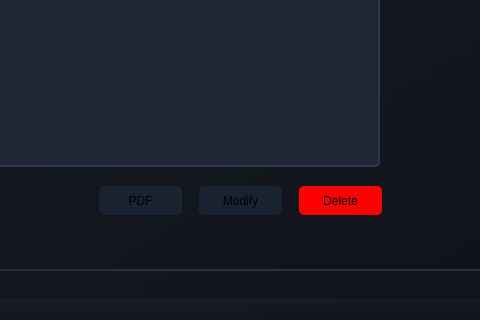
This is MatchQ/mainwindow.ui in Azer-khadhraoui/ALDAWRY-FOOTBALL as Qt 5 draws it before an edit; both pictures show x 573 to 1053 and y 480 to 800 of the 1200 by 800 pixel window. The edited form follows.
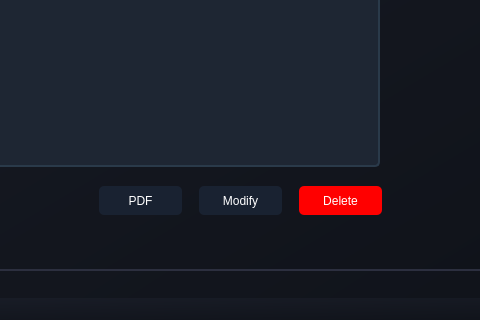
This is the edited form. The open tabs and pages were chosen to show the change. Icons and pictures are not drawn.

```diff
--- a/MatchQ/mainwindow.ui
+++ b/MatchQ/mainwindow.ui
@@ -667,7 +667,8 @@
       </property>
       <property name="styleSheet">
        <string notr="true">background-color: rgb(255, 0, 0);
-border-radius: 5px ;</string>
+border-radius: 5px ;
+color: white;</string>
       </property>
       <property name="text">
        <string>Delete</string>
@@ -684,7 +685,8 @@
       </property>
       <property name="styleSheet">
        <string notr="true">background-color: #192231;
-border-radius: 5px ;</string>
+border-radius: 5px ;
+color: white;</string>
       </property>
       <property name="text">
        <string>Modify</string>
@@ -701,7 +703,8 @@
       </property>
       <property name="styleSheet">
        <string notr="true">background-color: #192231;
-border-radius: 5px ;</string>
+border-radius: 5px ;
+color: white;</string>
       </property>
       <property name="text">
        <string>PDF</string>
```
Left out of the diff: 2 changed lines with no effect on the pictures.
